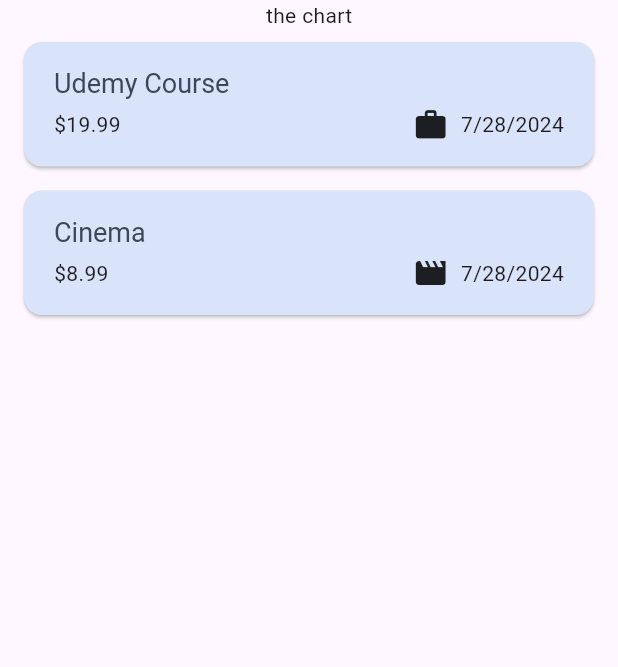
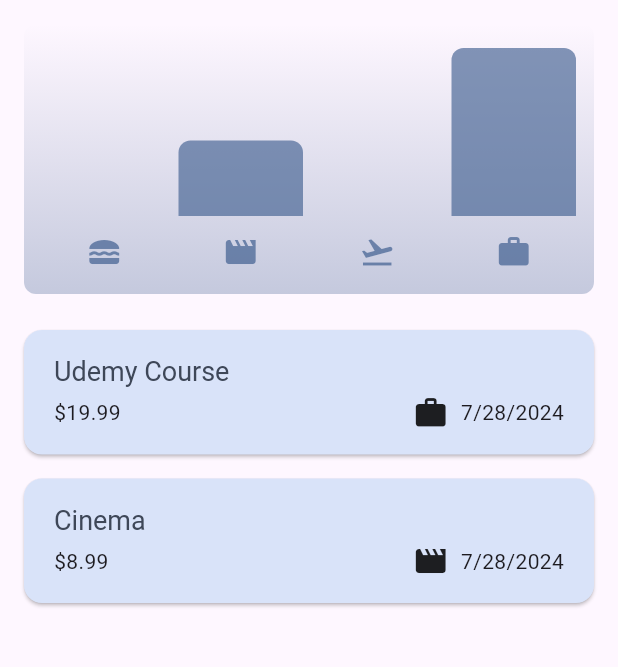
Before and after one commit to zeynep-sena/ExpenseTracker, a Flutter app: the screen it shows after launch, on a phone screen of 412 x 824 dp, the part 84-751 px from its top. Run offline on Flutter 3.47's test engine with Material 3 defaults, Android fonts, the phone set to English and light mode, and no system bars.

Commit message:
added chart, end of module

```diff
--- a/lib/models/expense.dart
+++ b/lib/models/expense.dart
@@ -9,10 +9,10 @@ final formatter = DateFormat.yMd();
 enum Category { food, travel, leisure, work }
 
 const categoryIcons = {
-  Category.food : Icons.lunch_dining,
-  Category.travel : Icons.flight_takeoff,
-  Category.leisure : Icons.movie,
-  Category.work : Icons.work,
+  Category.food: Icons.lunch_dining,
+  Category.travel: Icons.flight_takeoff,
+  Category.leisure: Icons.movie,
+  Category.work: Icons.work,
 };
 
 class Expense {
@@ -21,7 +21,7 @@ class Expense {
     required this.amount,
     required this.date,
     required this.category,
-  }) : id = uuid.v4() ;
+  }) : id = uuid.v4();
 
   final String id;
   final String title;
@@ -33,3 +33,28 @@ class Expense {
     return formatter.format(date);
   }
 }
+
+class ExpenseBucket {
+  ExpenseBucket({
+    required this.category,
+    required this.expenses,
+  });
+
+  ExpenseBucket.forCategory(List<Expense> allExpenses, this.category)
+      : expenses = allExpenses
+            .where((expense) => expense.category == category)
+            .toList();
+
+  final Category category;
+  final List<Expense> expenses;
+
+  double get totalExpenses {
+    double sum = 0;
+
+    for (final expense in expenses) {
+      sum += expense.amount;
+    }
+
+    return sum;
+  }
+}
--- /dev/null
+++ b/lib/widgets/chart/chart.dart
@@ -0,0 +1,95 @@
+import 'package:flutter/material.dart';
+
+import 'package:expense_tracker/widgets/chart/chart_bar.dart';
+import 'package:expense_tracker/models/expense.dart';
+
+class Chart extends StatelessWidget {
+  const Chart({super.key, required this.expenses});
+
+  final List<Expense> expenses;
+
+  List<ExpenseBucket> get buckets {
+    return [
+      ExpenseBucket.forCategory(expenses, Category.food),
+      ExpenseBucket.forCategory(expenses, Category.leisure),
+      ExpenseBucket.forCategory(expenses, Category.travel),
+      ExpenseBucket.forCategory(expenses, Category.work),
+    ];
+  }
+
+  double get maxTotalExpense {
+    double maxTotalExpense = 0;
+
+    for (final bucket in buckets) {
+      if (bucket.totalExpenses > maxTotalExpense) {
+        maxTotalExpense = bucket.totalExpenses;
+      }
+    }
+
+    return maxTotalExpense;
+  }
+
+  @override
+  Widget build(BuildContext context) {
+    final isDarkMode =
+        MediaQuery.of(context).platformBrightness == Brightness.dark;
+    return Container(
+      margin: const EdgeInsets.all(16),
+      padding: const EdgeInsets.symmetric(
+        vertical: 16,
+        horizontal: 8,
+      ),
+      width: double.infinity,
+      height: 180,
+      decoration: BoxDecoration(
+        borderRadius: BorderRadius.circular(8),
+        gradient: LinearGradient(
+          colors: [
+            Theme.of(context).colorScheme.primary.withOpacity(0.3),
+            Theme.of(context).colorScheme.primary.withOpacity(0.0)
+          ],
+          begin: Alignment.bottomCenter,
+          end: Alignment.topCenter,
+        ),
+      ),
+      child: Column(
+        children: [
+          Expanded(
+            child: Row(
+              crossAxisAlignment: CrossAxisAlignment.end,
+              children: [
+                for (final bucket in buckets) // alternative to map()
+                  ChartBar(
+                    fill: bucket.totalExpenses == 0
+                        ? 0
+                        : bucket.totalExpenses / maxTotalExpense,
+                  )
+              ],
+            ),
+          ),
+          const SizedBox(height: 12),
+          Row(
+            children: buckets
+                .map(
+                  (bucket) => Expanded(
+                    child: Padding(
+                      padding: const EdgeInsets.symmetric(horizontal: 4),
+                      child: Icon(
+                        categoryIcons[bucket.category],
+                        color: isDarkMode
+                            ? Theme.of(context).colorScheme.secondary
+                            : Theme.of(context)
+                                .colorScheme
+                                .primary
+                                .withOpacity(0.7),
+                      ),
+                    ),
+                  ),
+                )
+                .toList(),
+          )
+        ],
+      ),
+    );
+  }
+}
--- /dev/null
+++ b/lib/widgets/chart/chart_bar.dart
@@ -0,0 +1,34 @@
+import 'package:flutter/material.dart';
+
+class ChartBar extends StatelessWidget {
+  const ChartBar({
+    super.key,
+    required this.fill,
+  });
+
+  final double fill;
+
+  @override
+  Widget build(BuildContext context) {
+    final isDarkMode =
+        MediaQuery.of(context).platformBrightness == Brightness.dark;
+    return Expanded(
+      child: Padding(
+        padding: const EdgeInsets.symmetric(horizontal: 4),
+        child: FractionallySizedBox(
+          heightFactor: fill,
+          child: DecoratedBox(
+            decoration: BoxDecoration(
+              shape: BoxShape.rectangle,
+              borderRadius:
+                  const BorderRadius.vertical(top: Radius.circular(8)),
+              color: isDarkMode
+                  ? Theme.of(context).colorScheme.secondary
+                  : Theme.of(context).colorScheme.primary.withOpacity(0.65),
+            ),
+          ),
+        ),
+      ),
+    );
+  }
+}
--- a/lib/widgets/expenses.dart
+++ b/lib/widgets/expenses.dart
@@ -1,3 +1,4 @@
+import 'package:expense_tracker/widgets/chart/chart.dart';
 import 'package:expense_tracker/widgets/expenses_list/expenses_list.dart';
 import 'package:expense_tracker/widgets/new_expense.dart';
 import 'package:flutter/material.dart';
@@ -88,7 +89,7 @@ class _ExpensesState extends State<Expenses> {
       ),
       body: Column(
         children: [
-          const Text('the chart'),
+          Chart(expenses: _registeredExpenses),
           Expanded(
             child: mainContent,
           ),
```
